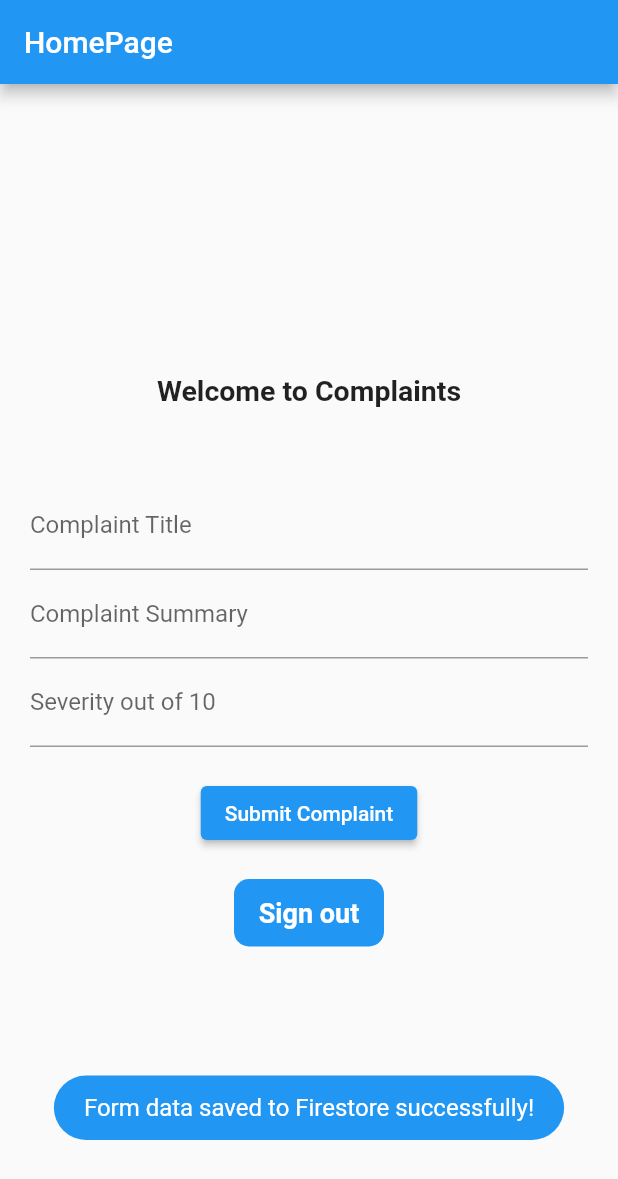
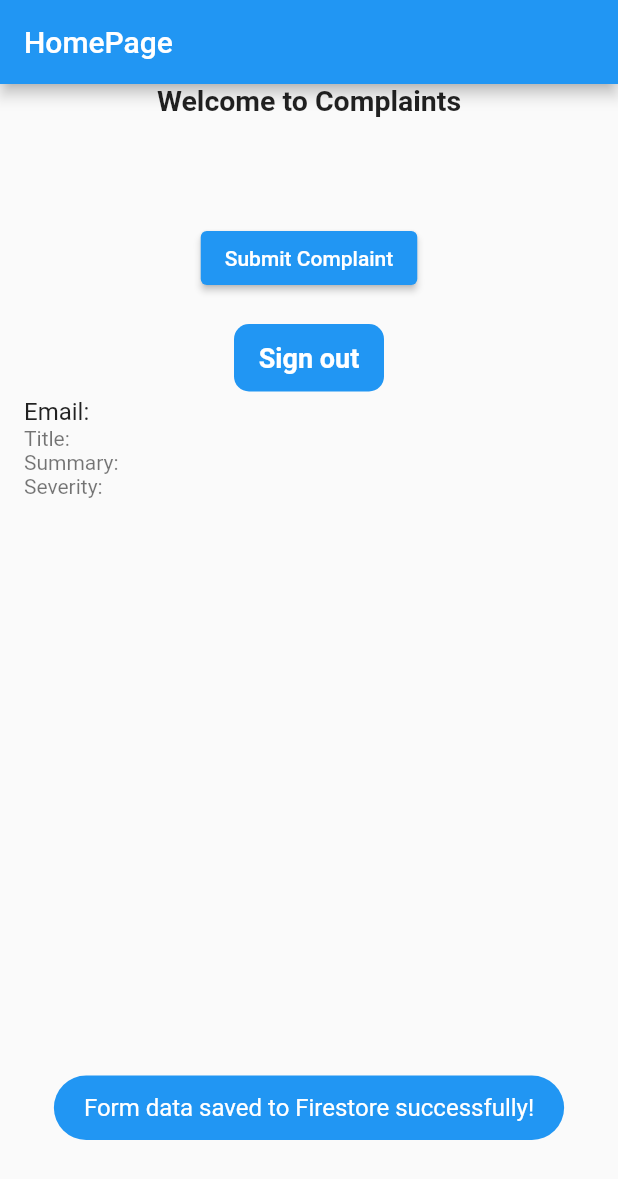
Before and after one commit to varun11192/bugsmirror, a Flutter app: the HomePage screen opened by its route, after a tap on "Submit Complaint", on a phone screen of 412 x 824 dp. Shown: the top 1179 px of the screen. Run offline on Flutter 3.47's test engine with Material 2 defaults, Android fonts, the light colour scheme and no system bars; our stand-ins replace cloud_firestore, firebase_auth, firebase_core, fluttertoast, font_awesome_flutter, google_sign_in; accounts and stored records are empty.

Commit message:
home page form3

```diff
--- a/lib/home_page.dart
+++ b/lib/home_page.dart
@@ -30,6 +30,7 @@ class HomePage extends StatefulWidget {
 
 class _HomePageState extends State<HomePage> {
   final _formKey = GlobalKey<FormState>();
+  String email = '';
   String title = '';
   String summary = '';
   String severity = '';
@@ -58,53 +59,8 @@ class _HomePageState extends State<HomePage> {
               child: Column(
                 mainAxisSize: MainAxisSize.min,
                 children: [
-                  TextFormField(
-                    validator: (value) {
-                      if (value == null) {
-                        return 'Please enter title';
-                      }
-                      return null;
-                    },
-                    key: ValueKey('email'),
-                    keyboardType: TextInputType.emailAddress,
-                    decoration: InputDecoration(
-                      labelText: 'Complaint Title',
-                    ),
-                    onSaved: (value) {
-                      title = value as String;
-                    },
-                  ),
-                  TextFormField(
-                    validator: (value) {
-                      if (value == null) {
-                        return 'Please provide summary.';
-                      }
-                      return null;
-                    },
-                    key: ValueKey('username'),
-                    decoration: InputDecoration(
-                      labelText: 'Complaint Summary',
-                    ),
-                    onSaved: (value) {
-                      summary = value as String;
-                    },
-                  ),
-                  TextFormField(
-                    validator: (value) {
-                      if (value == null) {
-                        return 'Please Rate Severity';
-                      }
-                      return null;
-                    },
-                    key: ValueKey('password'),
-                    decoration: InputDecoration(
-                      labelText: 'Severity out of 10',
-                    ),
-                    obscureText: true,
-                    onSaved: (value) {
-                      severity = value as String;
-                    },
-                  ),
+                  // ... (existing code)
+
                   SizedBox(
                     height: 20,
                   ),
@@ -139,7 +95,49 @@ class _HomePageState extends State<HomePage> {
                 ),
               ),
             ),
-          )
+          ),
+
+          // Add the ListView here
+          Expanded(
+            child: StreamBuilder<QuerySnapshot>(
+              stream: FirebaseFirestore.instance.collection('complaints').snapshots(),
+              builder: (context, snapshot) {
+                if (snapshot.hasData) {
+                  var complaints = snapshot.data!.docs;
+                  List<Widget> complaintWidgets = [];
+                  for (var complaint in complaints) {
+                    var data = complaint.data() as Map<String, dynamic>;
+                    var email = data['email'];
+                    var title = data['title'];
+                    var summary = data['summary'];
+                    var severity = data['severity'];
+
+                    var complaintWidget = ListTile(
+                      title: Text('Email: $email'),
+                      subtitle: Column(
+                        crossAxisAlignment: CrossAxisAlignment.start,
+                        children: [
+                          Text('Title: $title'),
+                          Text('Summary: $summary'),
+                          Text('Severity: $severity'),
+                        ],
+                      ),
+                    );
+
+                    complaintWidgets.add(complaintWidget);
+                  }
+
+                  return ListView(
+                    children: complaintWidgets,
+                  );
+                } else if (snapshot.hasError) {
+                  return Text('Error: ${snapshot.error}');
+                } else {
+                  return CircularProgressIndicator();
+                }
+              },
+            ),
+          ),
         ],
       ),
     );
@@ -154,9 +152,10 @@ class _HomePageState extends State<HomePage> {
 
       // Create a map containing the form data
       Map<String, dynamic> formData = {
-        'email': title,
-        'username': summary,
-        'password': severity,
+        'email': email,
+        'title': title,
+        'summary': summary,
+        'severity': severity,
       };
 
       try {
@@ -169,6 +168,8 @@ class _HomePageState extends State<HomePage> {
         // Handle errors (show an error message or log the error)
         showToast(message: 'Error saving form data to Firestore');
         print('Error: $error');
+
+
       }
     }
   }
```
